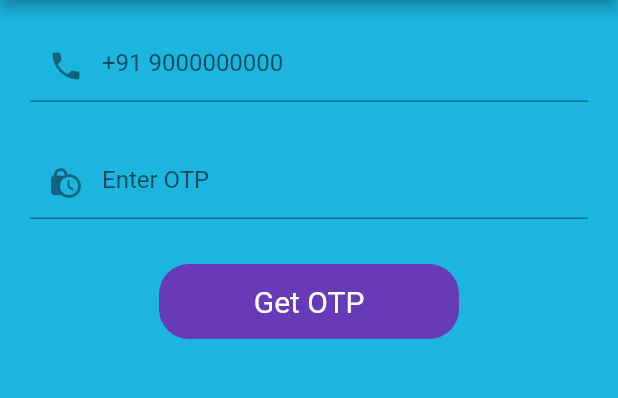
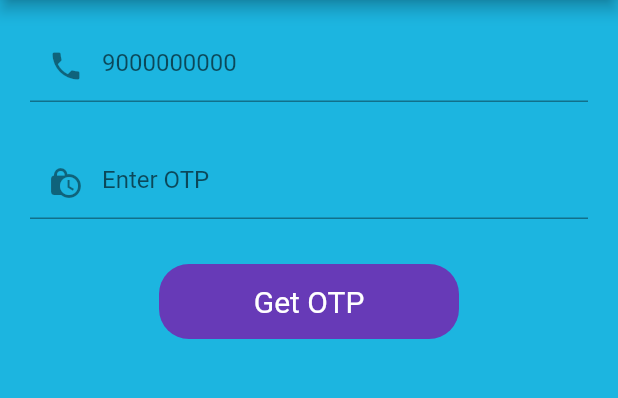
Before and after one commit to tanishq931/Login_App, a Flutter app: the screen it shows after launch, after a tap on "Login with Phone", on a phone screen of 412 x 824 dp, the part 84-482 px from its top. Run offline on Flutter 3.47's test engine with Material 2 defaults, Android fonts, the light colour scheme and no system bars; our stand-ins replace cloud_firestore, firebase_auth, firebase_core, firebase_database, firebase_storage, fluttertoast and 1 more; missing offline and left inert: dart:ffi; accounts and stored records are empty.

Commit message:
Initial commit

```diff
--- a/lib/auth/LoginWithPhone.dart
+++ b/lib/auth/LoginWithPhone.dart
@@ -46,8 +46,9 @@ class _LoginwithphoneState extends State<Loginwithphone> {
                       controller: phone,
                       keyboardType: TextInputType.phone,
                       decoration: const InputDecoration(
-                        hintText: "+91 9000000000",
+                        hintText: "9000000000",
                         prefixIcon: Icon(Icons.phone),
+
                       ),
                       validator: (value) {
                         if (value!.isEmpty) {
@@ -71,7 +72,7 @@ class _LoginwithphoneState extends State<Loginwithphone> {
             ),
             SizedBox(height: 30,),
             Container(
-              child: sent? InkWell(
+              child: sent?InkWell(
                   child:roundbutton(text: 'Login', loading: loading),
                   onTap:(){
                     final credential = PhoneAuthProvider.credential(
```
